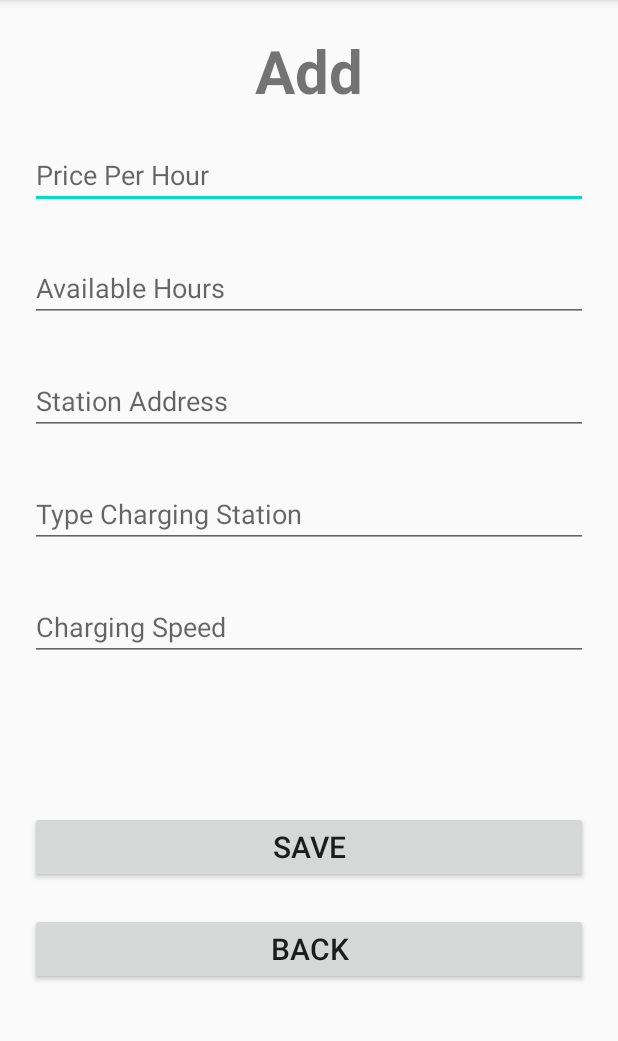
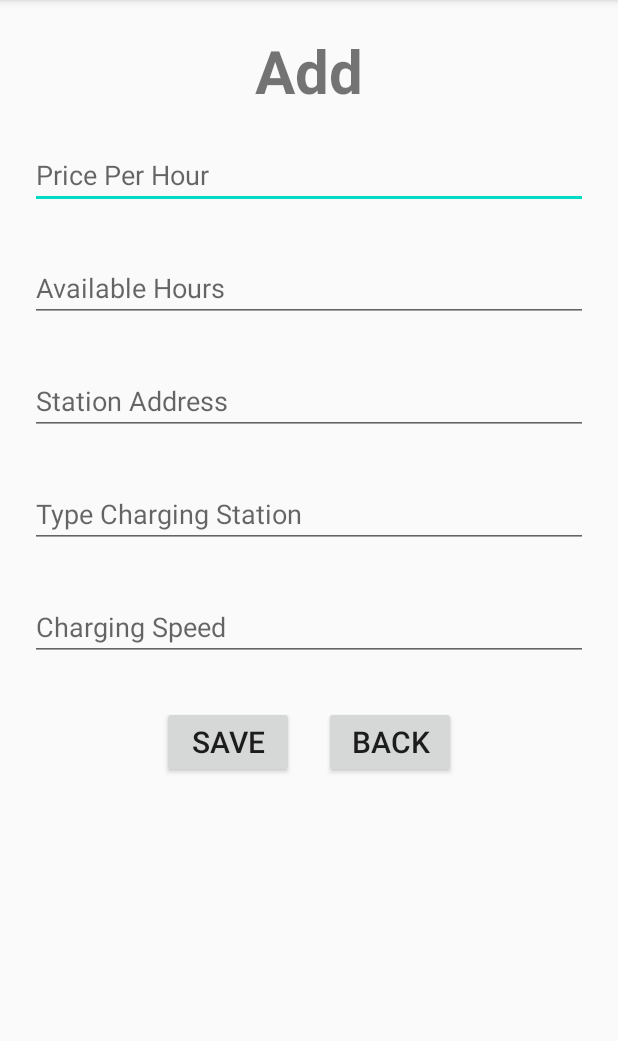
Before and after one commit to sagi565/SharingChargingStations, an Android app: the AddChargingStationActivity screen opened directly, with no data from a screen before it, on a phone screen of 412 x 824 dp, the part 84-1125 px from its top. Run offline under Robolectric (Android 15) with nearby library versions, the phone set to English and light mode, and no system bars.

Commit message:
update 6 - מה שעשינו היום

```diff
--- a/app/src/main/java/com/example/sharingchargingstations/Model/Model.java
+++ b/app/src/main/java/com/example/sharingchargingstations/Model/Model.java
@@ -56,7 +56,7 @@ public class Model {
     }
 
     public void loadData(){
-        chargingStations.add(new ChargingStation(15, 13, 15, new Address("Givat Shmuel", "Hazeitim", "1"), TypeChargingStation.BatteryEVs, 40));
+        chargingStations.add(new ChargingStation(15, 13, 19, new Address("Givat Shmuel", "Hazeitim", "1"), TypeChargingStation.BatteryEVs, 40));
         chargingStations.add(new ChargingStation(17, 12, 18, new Address("Givat Shmuel", "Hazeitim", "2"), TypeChargingStation.MostBatteryEVs, 60));
         chargingStations.add(new ChargingStation(9, 15, 19, new Address("Givat Shmuel", "Hazeitim", "3"), TypeChargingStation.BatteryEVs, 70));
         chargingStations.add(new ChargingStation(12, 7, 3, new Address("Tel Aviv", "Ibn Gvirol", "26"), TypeChargingStation.MostBatteryEVs, 70));
@@ -80,7 +80,6 @@ public class Model {
         Date treeHourBack = cal.getTime();
 
         rentals.add(new Rental(currentUser, users.get(1), oneHourBack, Calendar.getInstance().getTime()));
-
         rentals.add(new Rental(currentUser, users.get(2), twoHourBack, Calendar.getInstance().getTime()));
         rentals.add(new Rental(currentUser, users.get(3), oneHourBack, Calendar.getInstance().getTime()));
         rentals.add(new Rental(users.get(3), currentUser, twoHourBack, Calendar.getInstance().getTime()));
--- a/app/src/main/res/layout/activity_add_charging_station.xml
+++ b/app/src/main/res/layout/activity_add_charging_station.xml
@@ -57,19 +57,26 @@
             android:layout_marginBottom="30dp"
             android:hint="Charging Speed"
             android:inputType="text" />
+        <LinearLayout
+            android:layout_width="match_parent"
+            android:layout_height="wrap_content"
+            android:gravity="center"
+            android:layout_gravity="bottom"
+            android:orientation="horizontal">
             <Button
                 android:id="@+id/btnSave"
-            android:layout_width="match_parent"
+                android:layout_width="wrap_content"
                 android:layout_height="wrap_content"
-            android:layout_marginTop="70dp"
+                android:layout_marginRight="20dp"
                 android:text="Save"
                 android:textSize="20sp" />
             <Button
                 android:id="@+id/btnBack"
-            android:layout_width="match_parent"
+                android:layout_width="wrap_content"
                 android:layout_height="wrap_content"
-            android:layout_marginTop="20dp"
                 android:text="Back"
                 android:textSize="20sp" />
         </LinearLayout>
+
+    </LinearLayout>
 </androidx.constraintlayout.widget.ConstraintLayout>
--- a/app/src/main/res/layout/item_hour.xml
+++ b/app/src/main/res/layout/item_hour.xml
@@ -8,10 +8,11 @@
         android:id="@+id/tvHour"
         android:layout_width="match_parent"
         android:layout_height="wrap_content"
-        android:textSize="30sp"
+        android:textSize="20sp"
         android:text="13:00 - 14:00"
         android:textStyle="bold"
-        android:gravity="center">
+        android:gravity="left"
+        android:layout_marginBottom="8dp">
     </TextView>
 
 </LinearLayout>
```
Also changed, not shown: app/src/main/java/com/example/sharingchargingstations/ScheduleActivity.java (+48 -13 lines), app/src/main/java/com/example/sharingchargingstations/StationDetailsActivity.java (+4 -6 lines), app/src/main/res/layout/activity_schedule.xml (+6 -4 lines). Lines whose indentation alone changed are shown as unchanged.
